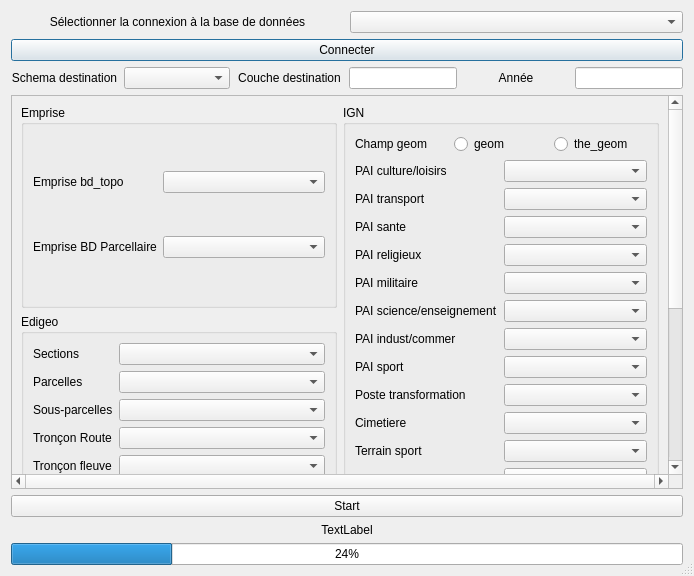
Old version of the form Outil-Socle-MOS/socle_mos/interface_socle.ui in the repository SIRS-CLS/mos-adeupa-ce.
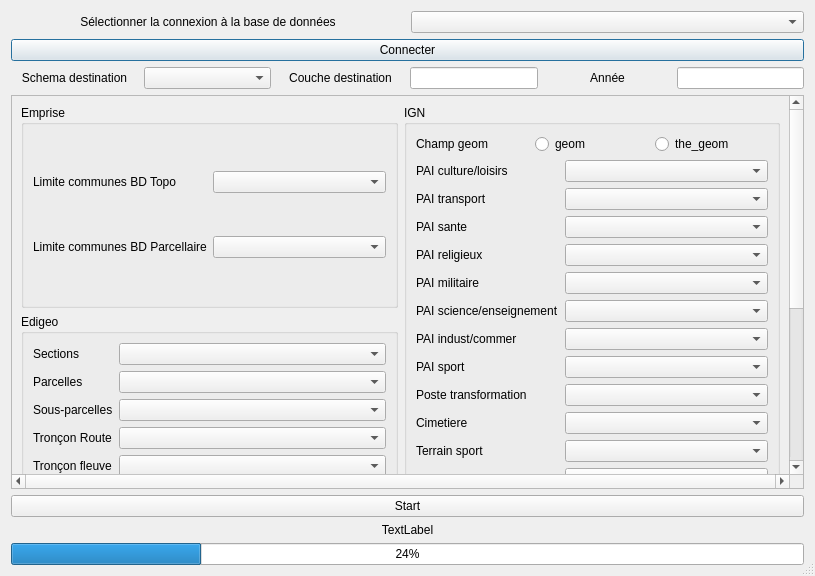
New version of the form.

Commit message: Modification des interfaces de comparaison et rétroévolution

```diff
--- a/Outil-Socle-MOS/socle_mos/interface_socle.ui
+++ b/Outil-Socle-MOS/socle_mos/interface_socle.ui
@@ -6,7 +6,7 @@
    <rect>
     <x>0</x>
     <y>0</y>
-    <width>694</width>
+    <width>815</width>
     <height>576</height>
    </rect>
   </property>
@@ -138,7 +138,7 @@
        <rect>
         <x>0</x>
         <y>0</y>
-        <width>657</width>
+        <width>778</width>
         <height>618</height>
        </rect>
       </property>
@@ -160,7 +160,7 @@
             <item row="1" column="0">
              <widget class="QLabel" name="label_14">
               <property name="text">
-               <string>Emprise bd_topo</string>
+               <string>Limite communes BD Topo</string>
               </property>
              </widget>
             </item>
@@ -179,7 +179,7 @@
                </sizepolicy>
               </property>
               <property name="text">
-               <string>Emprise BD Parcellaire</string>
+               <string>Limite communes BD Parcellaire</string>
               </property>
              </widget>
             </item>
```
The commit also changes 9 other files.
